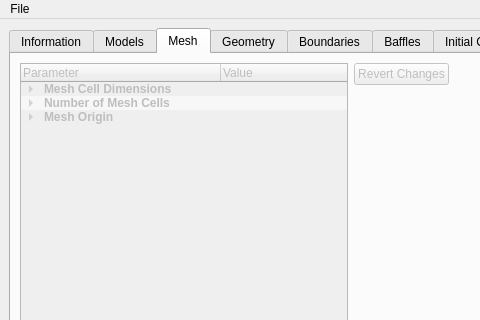
Qt form gui/civlcfd.ui (civilcfd/Civil-CFD) before a commit; both pictures show x 0 to 480 and y 0 to 320 of the 874 by 766 pixel window.
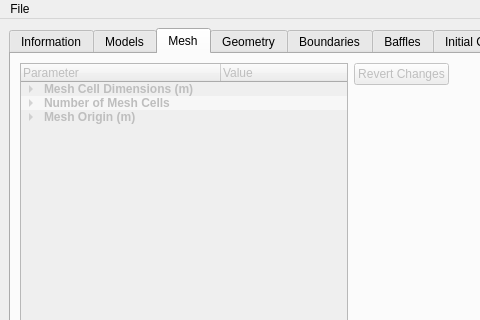
The same form after that commit. The open tabs and pages were chosen to show the change. Icons and pictures are not drawn. Custom widgets are drawn as their Qt base class.

Patch:
```diff
--- a/gui/civlcfd.ui
+++ b/gui/civlcfd.ui
@@ -928,7 +928,7 @@
                </column>
                <item>
                 <property name="text">
-                 <string>Mesh Cell Dimensions</string>
+                 <string>Mesh Cell Dimensions (m)</string>
                 </property>
                 <property name="font">
                  <font>
@@ -1001,7 +1001,7 @@
                </item>
                <item>
                 <property name="text">
-                 <string>Mesh Origin</string>
+                 <string>Mesh Origin (m)</string>
                 </property>
                 <property name="font">
                  <font>
```
Left out of the diff: 2 changed lines with no effect on the pictures.
